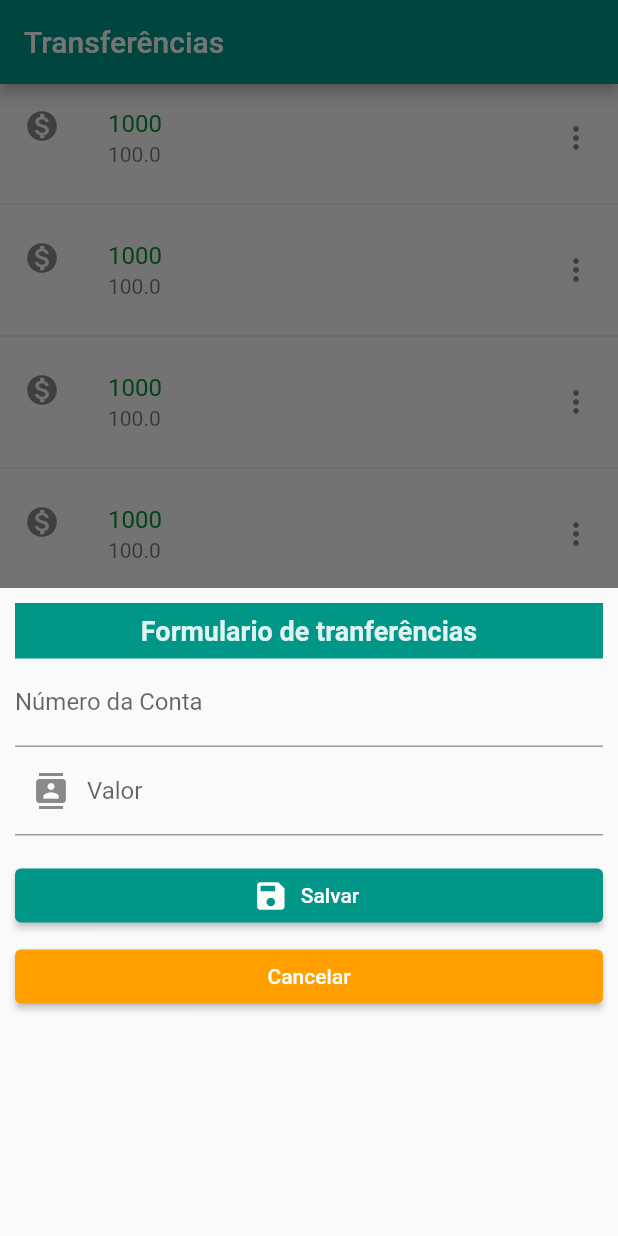
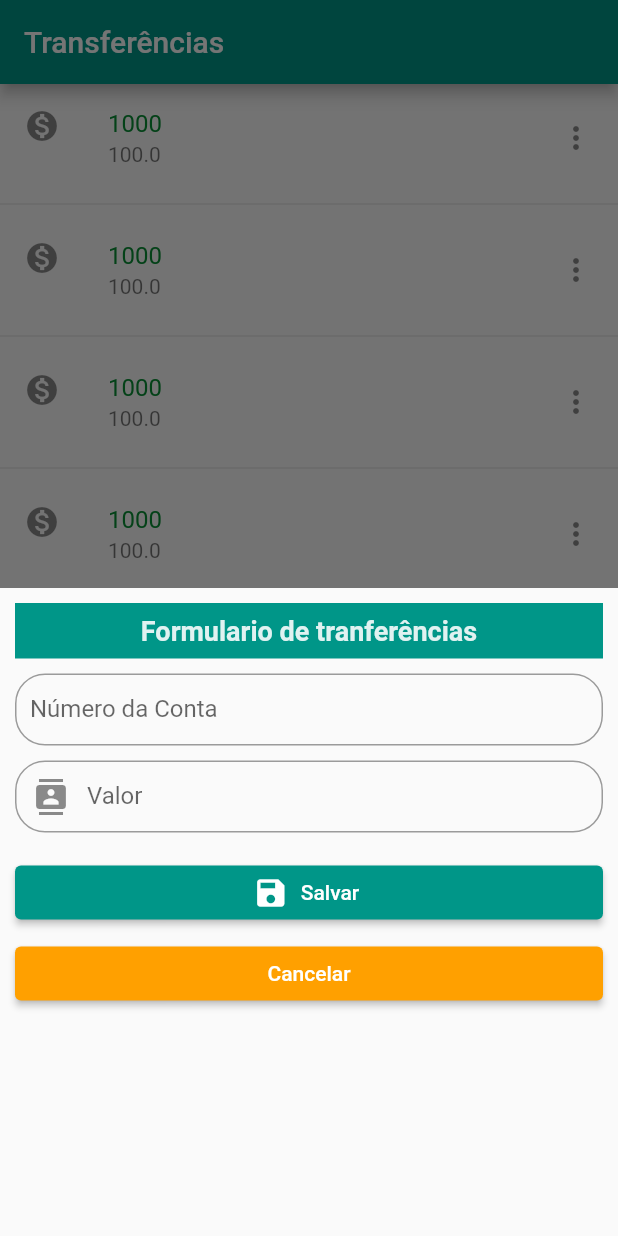
Before and after one commit to rasec23rj/bybank, a Flutter app: the screen it shows after launch, after a tap on the "add" icon, on a phone screen of 412 x 824 dp. Run offline on Flutter 3.47's test engine with Material 2 defaults, Android fonts, the phone set to English and light mode, and no system bars.

Commit message:
ajuste formulario

```diff
--- a/lib/src/app/widget/formModelo.dart
+++ b/lib/src/app/widget/formModelo.dart
@@ -19,12 +19,16 @@ class FormModelo extends StatelessWidget {
 
   @override
   Widget build(BuildContext context) {
-    return TextFormField(
+    return Container(
+      padding: EdgeInsets.only(top: 10),
+      child: TextFormField(
           controller: controller,
           decoration: InputDecoration(
             hintText: dica,
             labelText: rotulo,
             enabled: true,
+            contentPadding: EdgeInsets.all(10),
+            border: OutlineInputBorder(borderRadius: BorderRadius.circular(20)),
             prefixIcon: icons != null ? icons : null,
           ),
           keyboardType: textInputType,
@@ -33,7 +37,8 @@ class FormModelo extends StatelessWidget {
           onSaved: (String value) {},
           validator: (value) => value.isEmpty
               ? '$rotulo é obrigátorio'
-            : (numberRegExp.hasMatch(value) ? null : 'Somente números'));
+              : (numberRegExp.hasMatch(value) ? null : 'Somente números')),
+    );
   }
 }
 
```
Lines whose indentation alone changed are shown as unchanged.
